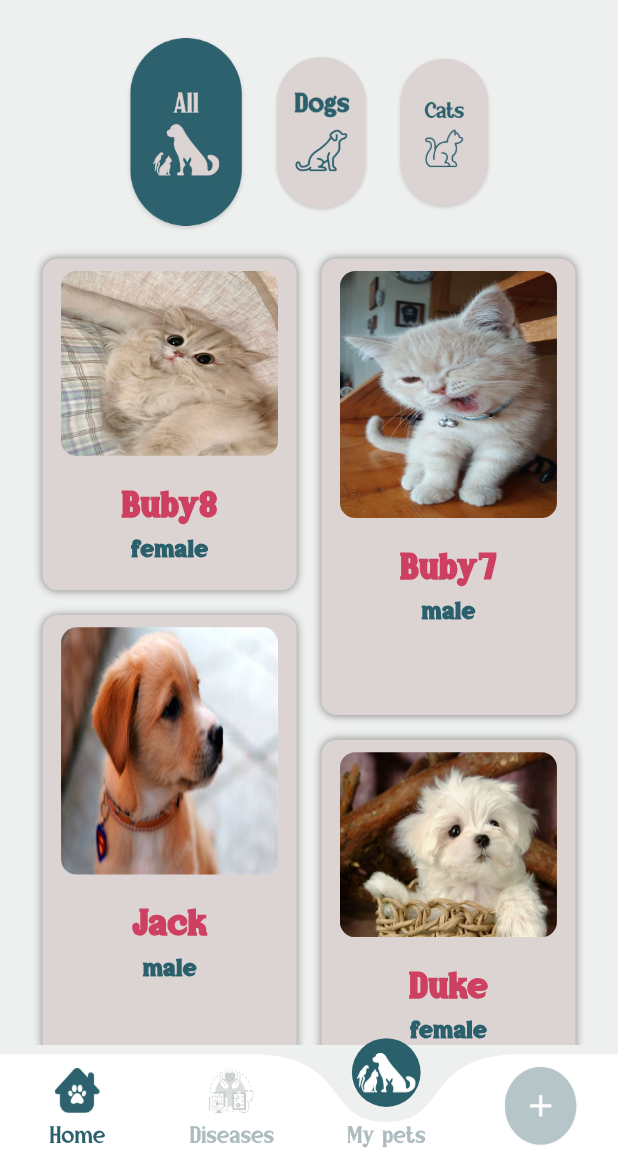
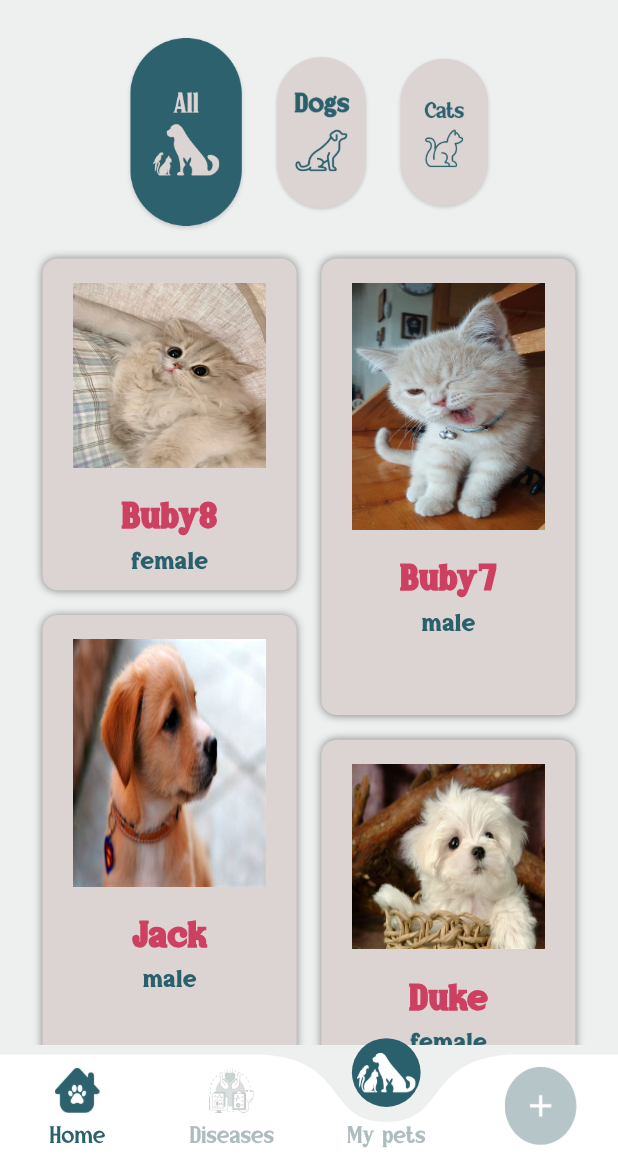
Before and after one commit to soo20/1-pet-App, a Flutter app: the screen it shows after launch, item 3 of the bottom bar chosen, on a phone screen of 412 x 824 dp, the part 72-1236 px from its top. Run offline on Flutter 3.47's test engine with Material 3 defaults, Android fonts, the phone set to English and light mode, and no system bars; drawn by our look-alikes of curved_labeled_navigation_bar; our stand-ins replace camera, dots_indicator, flutter_screenutil, flutter_svg, font_awesome_flutter, get and 2 more; project files that could hold a hidden picture were left out.

Commit message:
fit "my_pets" page for emulator

```diff
--- a/lib/pages/define_page/widgets/choose_defintion_type.dart
+++ b/lib/pages/define_page/widgets/choose_defintion_type.dart
@@ -138,6 +138,5 @@ class ChooseDefintionType extends StatelessWidget {
   }
 }
 
-//
 const String svgPp2ta =
     '<svg viewBox="299.2 364.0 181.2 160.2" ><path transform="translate(-1654.57, 4001.0)" d="M 1953.72900390625 -3637 L 2013.6484375 -3532.818359375 L 2134.880859375 -3476.79736328125 L 2134.880859375 -3476.79736328125 L 2063.813720703125 -3532.818359375 L 2077.748291015625 -3637 L 1953.72900390625 -3637 Z" fill="none" stroke="#707070" stroke-width="1" stroke-miterlimit="4" stroke-linecap="butt" /></svg>';
--- a/lib/pages/homepage/home_page_with_navigation.dart
+++ b/lib/pages/homepage/home_page_with_navigation.dart
@@ -20,12 +20,12 @@ class _TheMainHomePage extends State<TheMainHomePage> {
     const HomePageAfterAddingPets(),
     const ChooseDetectionType(),
     const MyPetsPage(),
-    const ChooseDefintionType(),
   ];
   @override
   Widget build(BuildContext context) {
     return SafeArea(
-      child: Scaffold(
+      child: index < 3
+          ? Scaffold(
               bottomNavigationBar: CurvedNavigationBar(
                 backgroundColor: Colors.transparent,
                 onTap: (index) => setState(
@@ -56,7 +56,8 @@ class _TheMainHomePage extends State<TheMainHomePage> {
                     labelStyle: TextStyle(
                       fontFamily: 'Cosffira',
                       fontSize: 42.sp,
-                fontWeight: index == 0 ? FontWeight.w900 : FontWeight.normal,
+                      fontWeight:
+                          index == 0 ? FontWeight.w900 : FontWeight.normal,
                       color: const Color(0xff2A606C),
                     ),
                   ),
@@ -167,7 +168,8 @@ class _TheMainHomePage extends State<TheMainHomePage> {
                 ],
               ),
               body: screens[index],
-      ),
+            )
+          : const ChooseDefintionType(),
     );
   }
 }
--- a/lib/pages/my_pets_pages/my_pets.dart
+++ b/lib/pages/my_pets_pages/my_pets.dart
@@ -306,11 +306,11 @@ class _MyPetsPage extends State<MyPetsPage> {
                 children: [
                   Column(
                     children: [
-                      for (int index = (petsList.length ~/ 2).toInt();
-                          index < petsList.length;
+                      for (int index = 0;
+                          index < petsOnTheLeft(petsList).length;
                           index++)
                         BuildPetCard(
-                          petsInfo: petsList[index],
+                          petsInfo: petsOnTheLeft(petsList)[index],
                           cardHeight: index % 2 == 0 ? 0.26841 : 0.3694,
                           imageHeight: index % 2 == 0 ? 0.14966 : 0.20000,
                         ),
@@ -319,10 +319,10 @@ class _MyPetsPage extends State<MyPetsPage> {
                   Column(
                     children: [
                       for (int index = 0;
-                          index < (petsList.length ~/ 2).toInt();
+                          index < petsOnTheRight(petsList).length;
                           index++)
                         BuildPetCard(
-                          petsInfo: petsList[index],
+                          petsInfo: petsOnTheRight(petsList)[index],
                           cardHeight: index % 2 == 0 ? 0.3694 : 0.26841,
                           imageHeight: index % 2 == 0 ? 0.2 : 0.14966,
                         ),
@@ -377,15 +377,18 @@ class BuildPetCard extends StatelessWidget {
             ClipRRect(
               borderRadius: BorderRadius.circular(
                   size.width * 0.025), // Adjust the radius value as needed
-              child: Image.asset(
-                petsInfo.imageUrl,
-                width: size.width * 0.38472,
-                height: size.height * imageHeight,
-                fit: BoxFit.fill,
+              child: IconButton(
+                icon: Image.asset(
+                  petsInfo.imageUrl,
+                  width: size.width * 0.38472,
+                  height: size.height * imageHeight,
+                  fit: BoxFit.fill,
+                ),
+                onPressed: () {},
               ),
             ),
             SizedBox(
-              height: size.height * 0.02,
+              height: size.height * 0.01,
             ),
             Text(
               petsInfo.petName,
@@ -402,7 +405,7 @@ class BuildPetCard extends StatelessWidget {
               style: TextStyle(
                 fontFamily: 'Cosffira',
                 fontSize: size.width * 0.040,
-                fontWeight: FontWeight.w900,
+                fontWeight: FontWeight.w700,
                 color: const Color(0xff2A606C),
                 letterSpacing: 0.5,
               ),
@@ -413,3 +416,19 @@ class BuildPetCard extends StatelessWidget {
     );
   }
 }
+
+List petsOnTheRight(List<dynamic> p) {
+  List returnedList = [];
+  for (int i = 0; i < (p.length ~/ 2).toInt(); i++) {
+    returnedList.add(p[i]);
+  }
+  return returnedList;
+}
+
+List petsOnTheLeft(List<dynamic> p) {
+  List returnedList = [];
+  for (int i = (p.length ~/ 2).toInt(); i < p.length; i++) {
+    returnedList.add(p[i]);
+  }
+  return returnedList;
+}
```
Also changed, not shown: lib/pages/my_pets_pages/pet_page.dart (added). Lines whose indentation alone changed are shown as unchanged.
